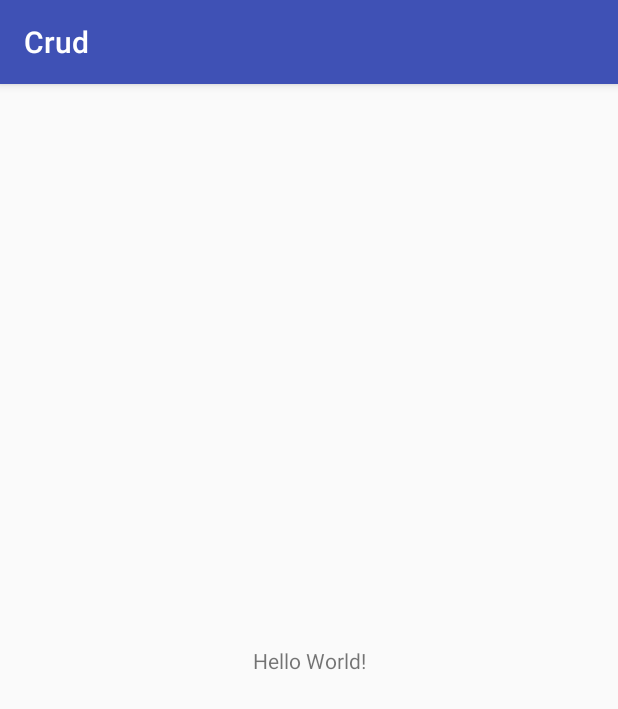
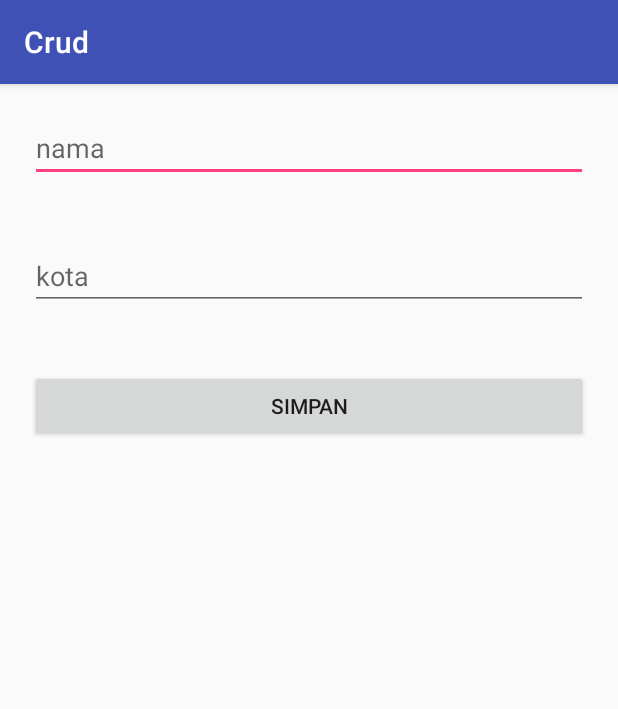
Before and after one commit to estiros/crud-android, an Android app: the screen it shows after launch (MainActivity), on a phone screen of 412 x 824 dp. Shown: the top 709 px of the screen. Run offline under Robolectric (Android 15) with nearby library versions, the phone set to English and light mode, and no system bars.

Commit message:
layout simpan

```diff
--- a/app/src/main/res/layout/activity_main.xml
+++ b/app/src/main/res/layout/activity_main.xml
@@ -1,18 +1,32 @@
 <?xml version="1.0" encoding="utf-8"?>
-<android.support.constraint.ConstraintLayout xmlns:android="http://schemas.android.com/apk/res/android"
+<LinearLayout xmlns:android="http://schemas.android.com/apk/res/android"
     xmlns:app="http://schemas.android.com/apk/res-auto"
     xmlns:tools="http://schemas.android.com/tools"
     android:layout_width="match_parent"
     android:layout_height="match_parent"
-    tools:context="com.example.esti.crud.MainActivity">
+    tools:context="com.example.esti.crud.MainActivity"
+    android:orientation="vertical">
 
-    <TextView
-        android:layout_width="wrap_content"
+    <EditText
+        android:id="@+id/nama"
+        android:layout_width="match_parent"
         android:layout_height="wrap_content"
-        android:text="Hello World!"
-        app:layout_constraintBottom_toBottomOf="parent"
-        app:layout_constraintLeft_toLeftOf="parent"
-        app:layout_constraintRight_toRightOf="parent"
-        app:layout_constraintTop_toTopOf="parent" />
+        android:layout_margin="20dp"
+        android:hint="nama"/>
 
-</android.support.constraint.ConstraintLayout>
+    <EditText
+        android:id="@+id/kota"
+        android:layout_width="match_parent"
+        android:layout_height="wrap_content"
+        android:layout_margin="20dp"
+        android:hint="kota"/>
+
+    <Button
+        android:id="@+id/simpan"
+        android:layout_width="match_parent"
+        android:layout_height="wrap_content"
+        android:text="Simpan"
+        android:layout_margin="20dp"/>
+
+
+</LinearLayout>
```
